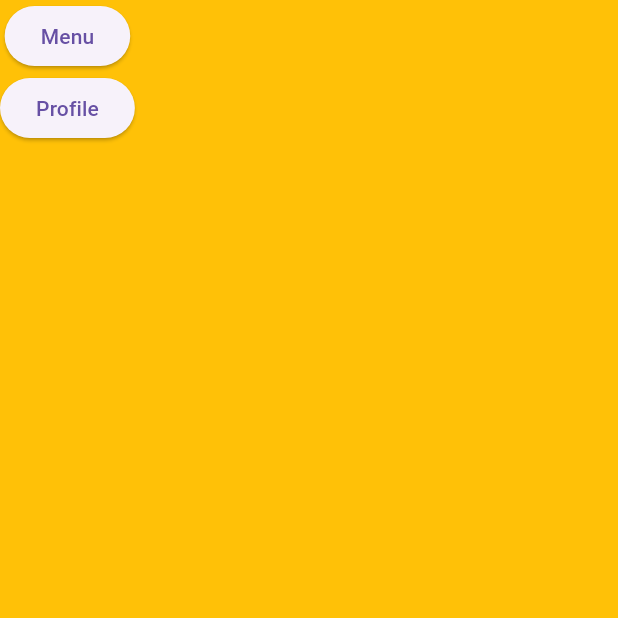
After one commit to chritania/Front_APPchara, a Flutter app: the screen it shows after launch, on a phone screen of 412 x 824 dp, the top half of it. The commit adds this screen. Run offline on Flutter 3.47's test engine with Material 3 defaults, Android fonts, the phone set to English and light mode, and no system bars.

Commit message:
Dashboard and Menu

```diff
--- a/lib/main.dart
+++ b/lib/main.dart
@@ -1,6 +1,12 @@
 import 'package:flutter/material.dart';
 import 'package:untitled1/home.dart';
+import 'package:untitled1/pages/dashboard.dart';
+import 'package:untitled1/pages/menu.dart';
 
 void main() => runApp(MaterialApp(
-  home: Home(),
+routes: {
+  '/' : (context)=> Dashboard(),
+  '/menu' : (context) => Menu(),
+  '/profile' : (context) => Home(),
+},
 ));
--- /dev/null
+++ b/lib/pages/dashboard.dart
@@ -0,0 +1,38 @@
+import 'package:flutter/material.dart';
+
+class Dashboard extends StatefulWidget {
+  const Dashboard({super.key});
+
+  @override
+  State<Dashboard> createState() => _DashboardState();
+}
+
+
+class _DashboardState extends State<Dashboard> {
+  @override
+  Widget build(BuildContext context) {
+    return Scaffold(
+      backgroundColor: Colors.amber,
+      body: Container(
+        child: SafeArea(
+          child: Column(
+          children: [
+            ElevatedButton(
+            onPressed: (){
+                  Navigator.pushNamed(context, '/menu');
+                },
+                child: Text('Menu'),
+              ),
+            ElevatedButton(
+              onPressed: (){
+                Navigator.pushNamed(context, '/profile');
+              },
+              child: Text('Profile'),
+            ),
+            ],
+          ),
+        ),
+      ),
+    );
+  }
+}
--- /dev/null
+++ b/lib/pages/menu.dart
@@ -0,0 +1,17 @@
+import 'package:flutter/material.dart';
+
+class Menu extends StatefulWidget {
+  const Menu({super.key});
+
+  @override
+  State<Menu> createState() => _MenuState();
+}
+
+class _MenuState extends State<Menu> {
+  @override
+  Widget build(BuildContext context) {
+    return Scaffold(
+      body: Text('This is Menu'),
+    );
+  }
+}
```
